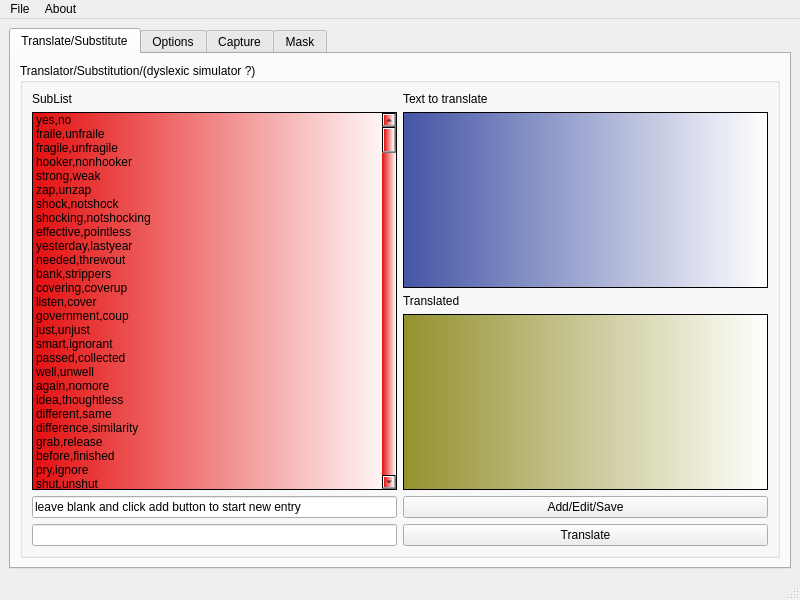
Old version of the form mainwindow.ui in the repository netpipe/RightHand.
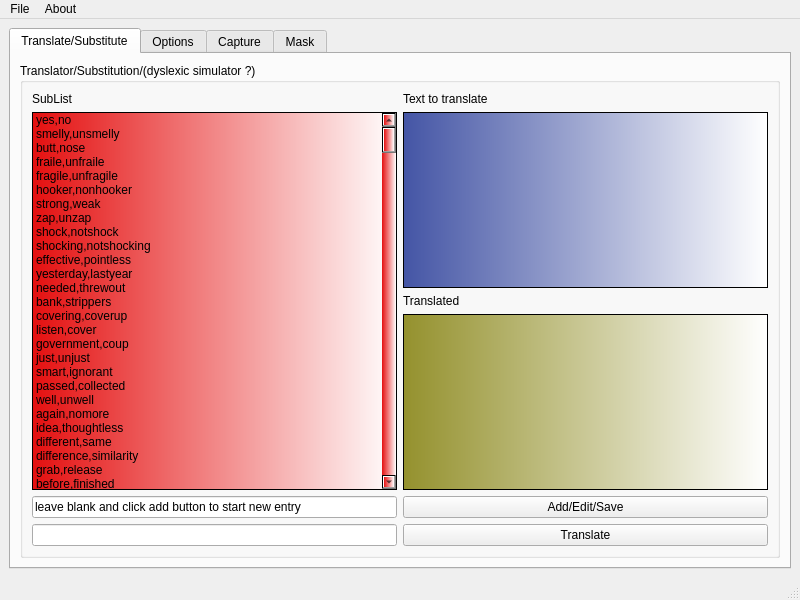
New version of the form.

Patch:
```diff
--- a/mainwindow.ui
+++ b/mainwindow.ui
@@ -106,6 +106,16 @@
                <string>yes,no</string>
               </property>
              </item>
+             <item>
+              <property name="text">
+               <string>smelly,unsmelly</string>
+              </property>
+             </item>
+             <item>
+              <property name="text">
+               <string>butt,nose</string>
+              </property>
+             </item>
              <item>
               <property name="text">
                <string>fraile,unfraile</string>
```
